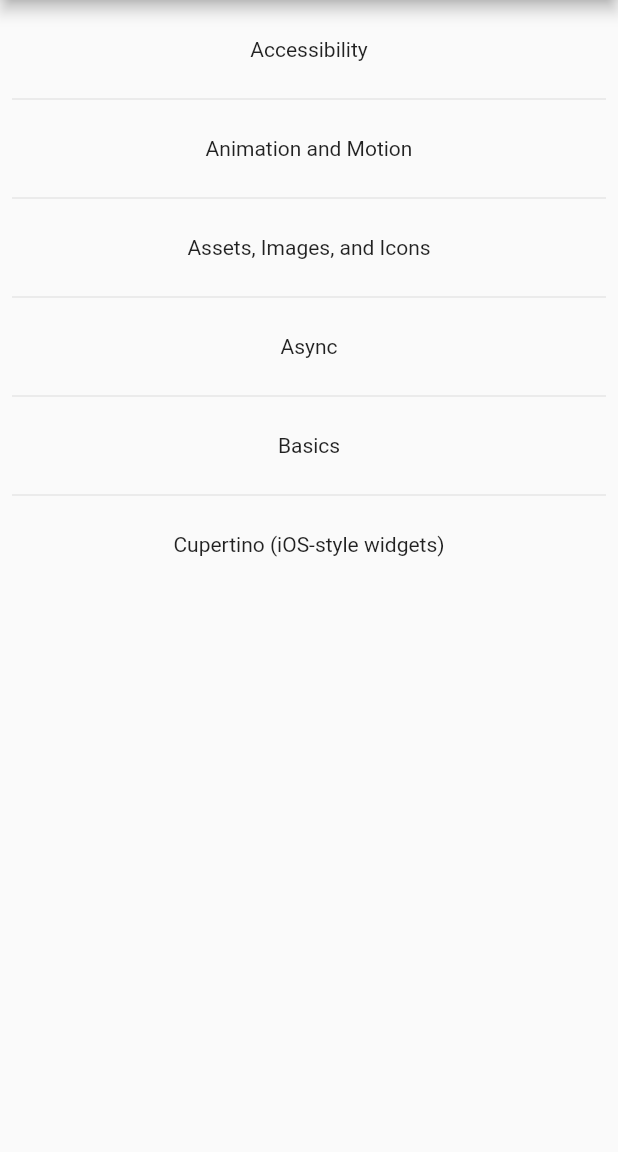
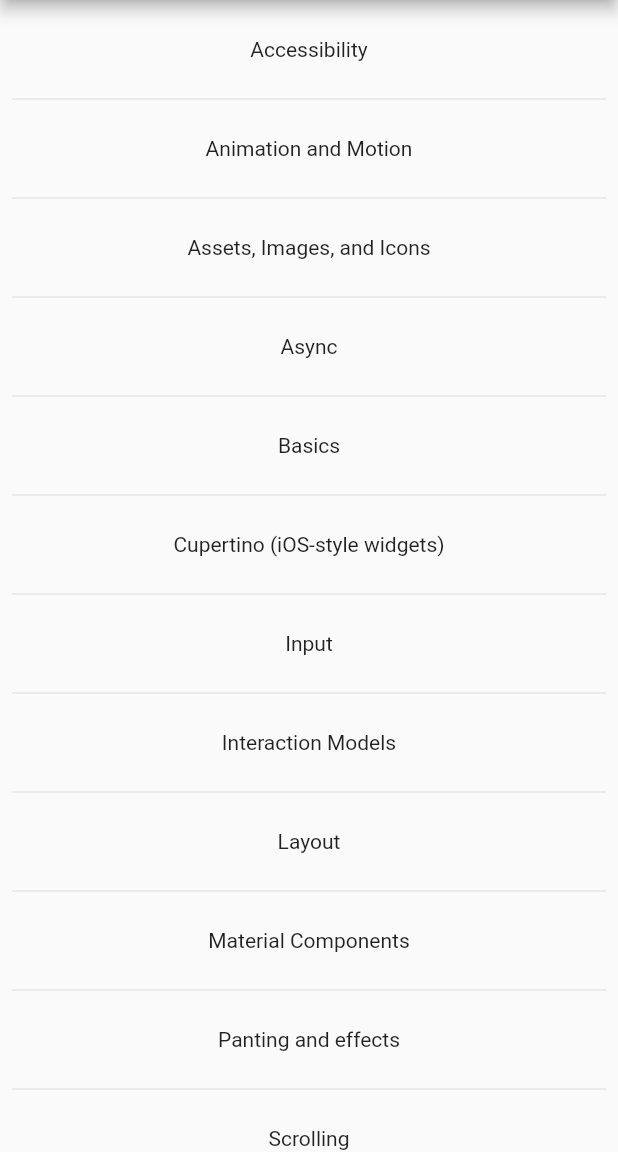
Before and after one commit to flutteryou/widget_catalog, a Flutter app: the screen it shows after launch, on a phone screen of 412 x 824 dp, the part 84-1236 px from its top. Run offline on Flutter 3.47's test engine with Material 2 defaults, Android fonts, the phone set to English and light mode, and no system bars.

Commit message:
add more pages

```diff
--- a/lib/main.dart
+++ b/lib/main.dart
@@ -1,4 +1,18 @@
 import 'package:flutter/material.dart';
+import 'package:widget_catalog/AssetsImagesAndIconsPage.dart';
+import 'package:widget_catalog/accessibility_page.dart';
+import 'package:widget_catalog/animation_and_motion_page.dart';
+import 'package:widget_catalog/async_page.dart';
+import 'package:widget_catalog/basics_page.dart';
+import 'package:widget_catalog/cupertino_page.dart';
+import 'package:widget_catalog/input_page.dart';
+import 'package:widget_catalog/interaction_models_page.dart';
+import 'package:widget_catalog/layout_page.dart';
+import 'package:widget_catalog/material_components_page.dart';
+import 'package:widget_catalog/painting_and_effects_page.dart';
+import 'package:widget_catalog/scrolling_page.dart';
+import 'package:widget_catalog/styling_page.dart';
+import 'package:widget_catalog/text_page.dart';
 
 void main() {
   runApp(MyApp());
@@ -31,15 +45,35 @@ class MyApp extends StatelessWidget {
   }
 }
 
+class _PageEntry {
+  _PageEntry({
+    this.name,
+    this.widget,
+  })  : assert(name != null, 'name cannot be empty'),
+        assert(widget != null, 'widget cannot be empty');
+  final String name;
+  final Widget widget;
+}
+
 class MyHomePage extends StatelessWidget {
-  final List<String> entries = <String>[
-    'Accessibility',
-    'Animation and Motion',
-    'Assets, Images, and Icons',
-    'Async',
-    'Basics',
-    'Cupertino (iOS-style widgets)',
+  final List<_PageEntry> entries = [
+    _PageEntry(name: 'Accessibility', widget: AccessibilityPage()),
+    _PageEntry(name: 'Animation and Motion', widget: AnimationAndMotionPage()),
+    _PageEntry(
+        name: 'Assets, Images, and Icons', widget: AssetsImagesAndIconsPage()),
+    _PageEntry(name: 'Async', widget: AsyncPage()),
+    _PageEntry(name: 'Basics', widget: BasicsPage()),
+    _PageEntry(name: 'Cupertino (iOS-style widgets)', widget: CupertinoPage()),
+    _PageEntry(name: 'Input', widget: InputPage()),
+    _PageEntry(name: 'Interaction Models', widget: InteractionModelsPage()),
+    _PageEntry(name: 'Layout', widget: LayoutPage()),
+    _PageEntry(name: 'Material Components', widget: MaterialComponentsPage()),
+    _PageEntry(name: 'Panting and effects', widget: PaintingAndEffectsPage()),
+    _PageEntry(name: 'Scrolling', widget: ScrollingPage()),
+    _PageEntry(name: 'Styling', widget: StylingPage()),
+    _PageEntry(name: 'Text', widget: TextPage()),
   ];
+
   @override
   Widget build(BuildContext context) {
     return Scaffold(
@@ -50,10 +84,21 @@ class MyHomePage extends StatelessWidget {
         padding: const EdgeInsets.all(8),
         itemCount: entries.length,
         itemBuilder: (BuildContext context, int index) {
-          return Container(
-            height: 50,
-            child: Center(child: Text('${entries[index]}'))
-          );
+          return GestureDetector(
+              child: Container(
+                height: 50,
+                child: Center(
+                  child: Text(
+                    '${entries[index].name}',
+                  ),
+                ),
+              ),
+              onTap: () {
+                Navigator.push(
+                  context,
+                  MaterialPageRoute(builder: (context) => entries[index].widget),
+                );
+              });
         },
         separatorBuilder: (BuildContext context, int index) => const Divider(),
       ),
```
Also changed, not shown: lib/AssetsImagesAndIconsPage.dart (added, +10 -0 lines), lib/accessibility_page.dart (added, +40 -0 lines), lib/animation_and_motion_page.dart (added, +10 -0 lines), lib/async_page.dart (added, +10 -0 lines), lib/basics_page.dart (added, +208 -0 lines), lib/cupertino_page.dart (added, +10 -0 lines), lib/input_page.dart (added, +10 -0 lines), lib/interaction_models_page.dart (added, +10 -0 lines), lib/layout_page.dart (added, +10 -0 lines), lib/material_components_page.dart (added, +10 -0 lines), lib/painting_and_effects_page.dart (added, +10 -0 lines), lib/scrolling_page.dart (added, +10 -0 lines), lib/styling_page.dart (added, +10 -0 lines), lib/text_page.dart (added, +10 -0 lines), 1 other file.
